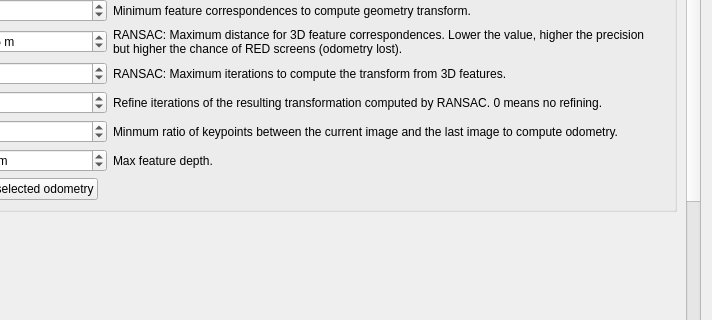
First picture: the form in guilib/src/ui/preferencesDialog.ui, repository introlab/rtabmap, before the edit; both pictures show x 323 to 1035 and y 344 to 664 of the 1035 by 789 pixel window.
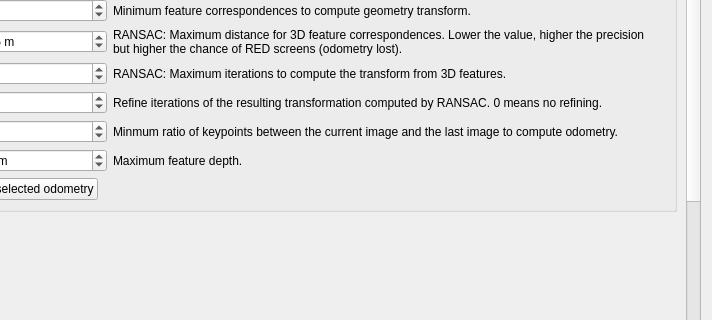
Second picture: the form after the edit. The open tabs and pages were chosen to show the change. Icons and pictures are not drawn. Custom widgets are drawn as their Qt base class.

Diff of the .ui file:
```diff
--- a/guilib/src/ui/preferencesDialog.ui
+++ b/guilib/src/ui/preferencesDialog.ui
@@ -63,9 +63,9 @@
           <property name="geometry">
            <rect>
             <x>0</x>
-            <y>-316</y>
-            <width>744</width>
-            <height>1074</height>
+            <y>-346</y>
+            <width>732</width>
+            <height>1246</height>
            </rect>
           </property>
           <layout class="QVBoxLayout" name="verticalLayout_16">
@@ -6304,7 +6304,7 @@
                       <item row="12" column="1">
                        <widget class="QLabel" name="label_104">
                         <property name="text">
-                         <string>Max feature depth.</string>
+                         <string>Maximum feature depth.</string>
                         </property>
                         <property name="wordWrap">
                          <bool>true</bool>
```
Left out of the diff: 2 changed lines with no effect on the pictures.
